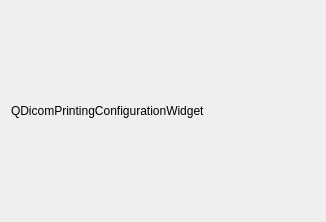
First picture: the form in starviewer/src/extensions/playground/imageprint/qdicomprintingconfigurationwidgetbase.ui, repository starviewer-medical/starviewer, before the edit.
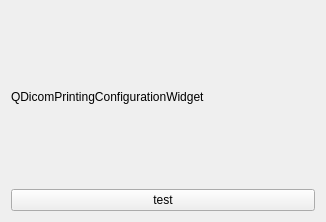
Second picture: the form after the edit.

Diff of the .ui file:
```diff
--- a/starviewer/src/extensions/playground/imageprint/qdicomprintingconfigurationwidgetbase.ui
+++ b/starviewer/src/extensions/playground/imageprint/qdicomprintingconfigurationwidgetbase.ui
@@ -18,6 +18,13 @@
      </property>
     </widget>
    </item>
+   <item row="1" column="0">
+    <widget class="QPushButton" name="m_testButton">
+     <property name="text">
+      <string>test</string>
+     </property>
+    </widget>
+   </item>
   </layout>
  </widget>
  <resources/>
```
